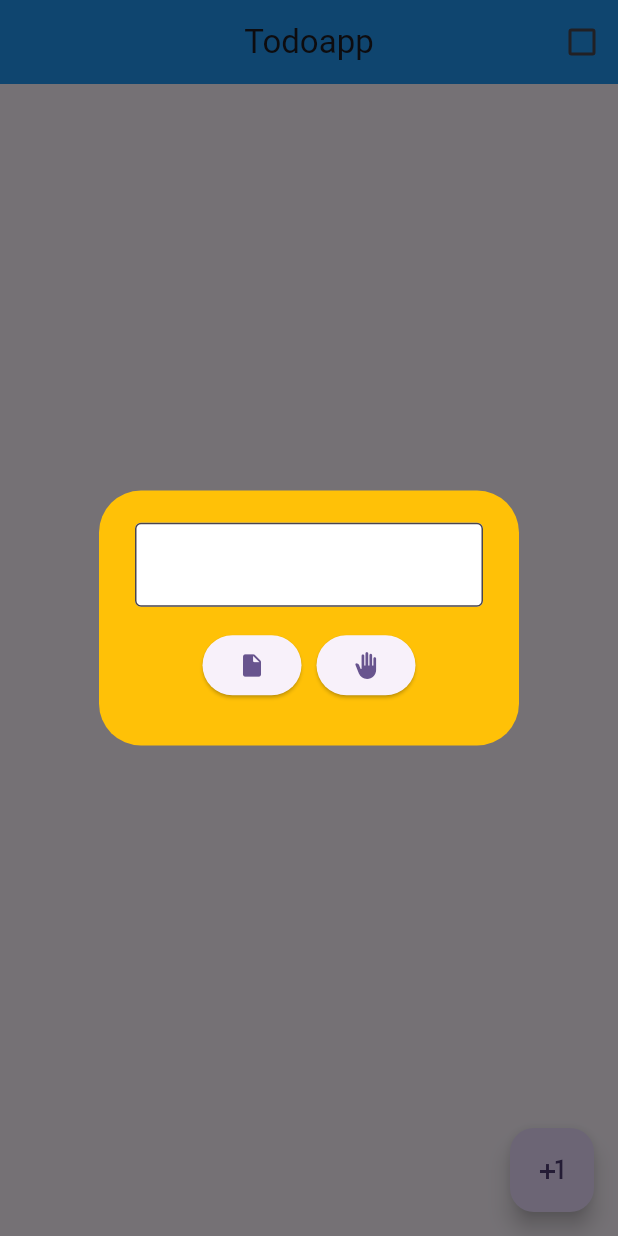
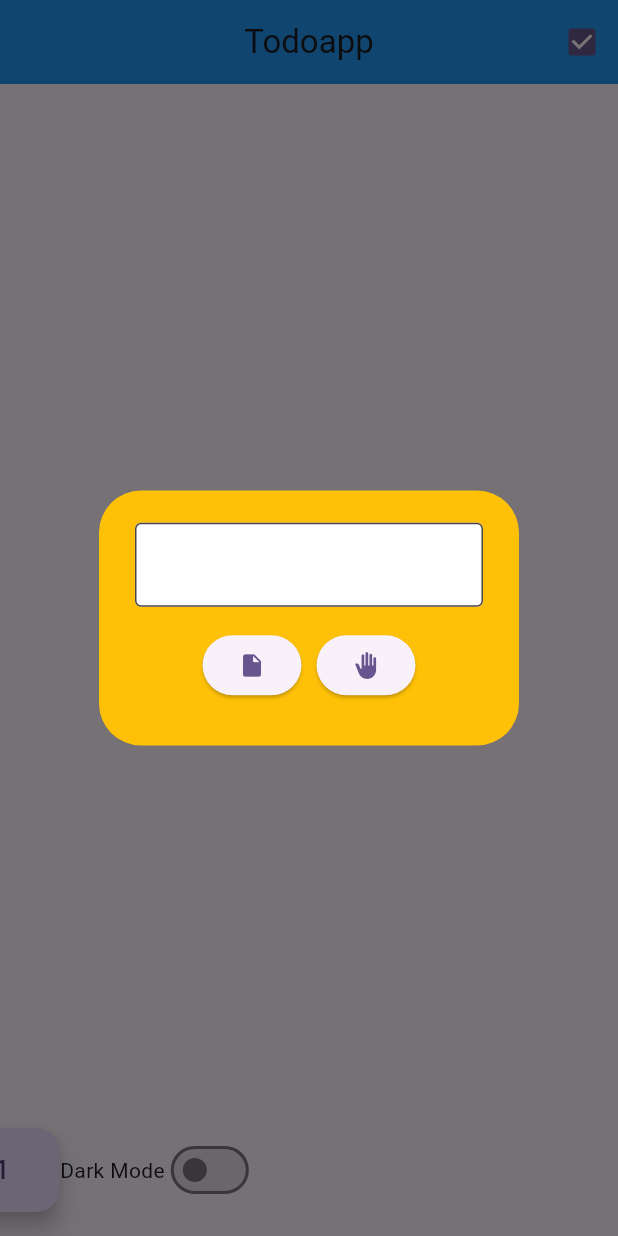
Before and after one commit to bo090299/Todoap, a Flutter app: the screen it shows after launch, after a tap on the "plus one" icon, on a phone screen of 412 x 824 dp. Run offline on Flutter 3.47's test engine with Material 3 defaults, Android fonts, the phone set to English and light mode, and no system bars; our stand-ins replace get, hive, hive_flutter; accounts and stored records are empty.

Commit message:
last updated 27.03.2025

```diff
--- /dev/null
+++ b/flutter/project/lib/change_theme.dart
@@ -0,0 +1,22 @@
+import 'package:flutter/material.dart';
+import 'package:get/get.dart';
+import 'package:hive/hive.dart';
+
+class ThemeController extends GetxController {
+  var isDarkMode = false.obs;
+  final String _themeKey = "isDarkMode";
+  late Box _box;
+
+  @override
+  void onInit() {
+    super.onInit();
+    _box = Hive.box('mybox');
+    isDarkMode.value = _box.get(_themeKey, defaultValue: false);
+  }
+
+  void toggleTheme(bool value) {
+    isDarkMode.value = value;
+    _box.put(_themeKey, value);
+    Get.changeThemeMode(isDarkMode.value ? ThemeMode.dark : ThemeMode.light);
+  }
+}
--- a/flutter/project/lib/home_page.dart
+++ b/flutter/project/lib/home_page.dart
@@ -1,7 +1,9 @@
+
 import 'package:flutter/material.dart';
 import 'package:get/get_connect/http/src/utils/utils.dart';
 import 'package:hive/hive.dart';
 import 'package:get/get.dart';
+import 'package:project/change_theme.dart';
 
 class Home_page extends StatefulWidget {
   const Home_page({super.key});
@@ -11,6 +13,8 @@ class Home_page extends StatefulWidget {
 }
 
 class __Home_pageState extends State<Home_page> {
+   final themeController = Get.find<ThemeController>();
+
   final _mybox = Hive.box('mybox');
   int index1 = 0;
 
@@ -266,20 +270,14 @@ class __Home_pageState extends State<Home_page> {
     ));
   }
 List data = [];
-void getdata(){
-  data =_mybox.values.toList();
-  for (var i in data) {
-    if (islendi == true) {
-      if (i['done']==true) {
-     data.add(i);
-    }
-    }
+  void getdata() {
+    List allData = _mybox.values.toList();
+    setState(() {
+      data = allData.where((item) => item['done'] == islendi).toList();
+    });
   }
-   islendi = !islendi;
-  setState(() {
 
-  });
-}
+
 @override
   void initState() {
     // TODO: implement initState
@@ -296,9 +294,7 @@ void getdata(){
           Checkbox(
               value: islendi,
               onChanged: (bool? newValue) {
-
-
-
+                islendi=newValue!;
 
              getdata(); })
         ],
@@ -351,11 +347,31 @@ void getdata(){
           ),
         ),
       ),
-      floatingActionButton: FloatingActionButton(
-        onPressed: () {
-          new_task();
-        },
-        child: Icon(Icons.plus_one),
+      floatingActionButton: Row(
+        children: [
+          FloatingActionButton(
+            onPressed: () {
+              new_task();
+            },
+            child: Row(
+              children: [
+                Icon(Icons.plus_one)
+              ],
+            ),
+          ),
+          Obx(() => Row(
+                  mainAxisAlignment: MainAxisAlignment.center,
+                  children: [
+                    Text("Dark Mode"),
+                    Switch(
+                      value: themeController.isDarkMode.value,
+                      onChanged: (value) {
+                        themeController.toggleTheme(value);
+                      },
+                    ),
+                  ],
+                )),
+        ],
       ),
     );
   }
--- a/flutter/project/lib/main.dart
+++ b/flutter/project/lib/main.dart
@@ -1,30 +1,39 @@
+import 'package:get/get.dart';
+import 'package:hive/hive.dart';
 import 'package:flutter/material.dart';
-import 'package:hive/hive.dart';
 import 'package:hive_flutter/hive_flutter.dart';
+import 'package:project/change_theme.dart';
 import 'package:project/home_page.dart';
-import 'package:get/get.dart';
+
+
 
 void main() async {
   WidgetsFlutterBinding.ensureInitialized();
   await Hive.initFlutter();
   await Hive.openBox('mybox');
-  runApp(const MyApp());
+
+  final themeController = Get.put(ThemeController());
+
+  runApp(MyApp());
 }
 
 class MyApp extends StatelessWidget {
-  const MyApp({super.key});
-
   @override
   Widget build(BuildContext context) {
+    return Obx(() {
+      final themeController = Get.find<ThemeController>();
+
       return GetMaterialApp(
         debugShowCheckedModeBanner: false,
         title: 'Flutter Demo',
+        themeMode: themeController.isDarkMode.value ? ThemeMode.dark : ThemeMode.light,
         theme: ThemeData(
-
           colorScheme: ColorScheme.fromSeed(seedColor: Colors.deepPurple),
           useMaterial3: true,
         ),
-      home: const Home_page(),
+        darkTheme: ThemeData.dark(),
+        home: Home_page(),
       );
+    });
   }
 }
--- a/flutter/project/pubspec.yaml
+++ b/flutter/project/pubspec.yaml
@@ -37,6 +37,7 @@ dependencies:
   hive: ^2.2.3
   hive_flutter: ^1.1.0
   get: ^4.7.2
+  shared_preferences: ^2.5.2
 
 dev_dependencies:
   flutter_test:
```
Also changed, not shown: flutter/project/lib/hive_db.dart (deleted), flutter/project/pubspec.lock, 1 other file. Lines whose indentation alone changed are shown as unchanged.
